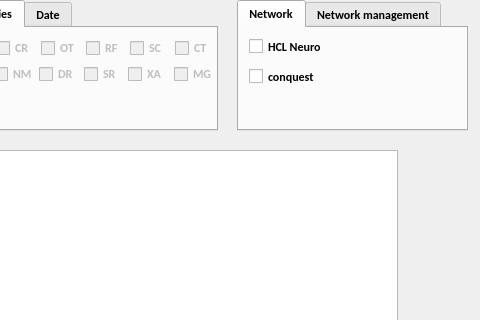
open-vv/vv, file vv/qt_ui/vvPacsConnection.ui: the form before one commit; both pictures show x 443 to 923 and y 0 to 320 of the 923 by 783 pixel window.
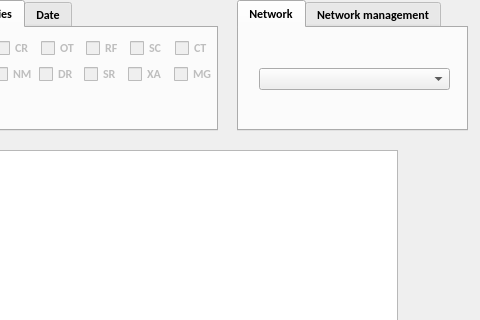
The form after the commit. The open tabs and pages were chosen to show the change. Icons and pictures are not drawn.

Commit message: Dicom server connection

```diff
--- a/vv/qt_ui/vvPacsConnection.ui
+++ b/vv/qt_ui/vvPacsConnection.ui
@@ -544,31 +544,15 @@
     <attribute name="title">
      <string>Network</string>
     </attribute>
-    <widget class="QCheckBox" name="checkBox">
+    <widget class="QComboBox" name="networkCombo">
      <property name="geometry">
       <rect>
-       <x>10</x>
-       <y>10</y>
-       <width>101</width>
-       <height>17</height>
-      </rect>
-     </property>
-     <property name="text">
-      <string>HCL Neuro</string>
-     </property>
-    </widget>
-    <widget class="QCheckBox" name="checkBox_2">
-     <property name="geometry">
-      <rect>
-       <x>10</x>
+       <x>20</x>
        <y>40</y>
-       <width>70</width>
-       <height>17</height>
+       <width>191</width>
+       <height>22</height>
       </rect>
      </property>
-     <property name="text">
-      <string>conquest</string>
-     </property>
     </widget>
    </widget>
    <widget class="QWidget" name="networkConfig">
```
Left out of the diff: 28 changed lines with no effect on the pictures. The commit also changes 6 other files.
